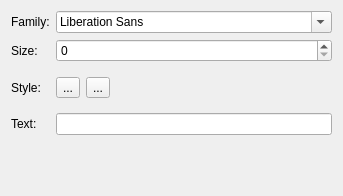
Before: the Qt Designer form karbon/plugins/simpletextshape/SimpleTextShapeConfigWidget.ui in KDE/calligra, drawn with Qt 5.
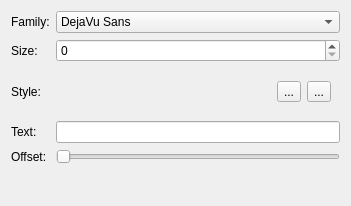
After: the same form once the commit is applied. Custom widgets are drawn as their Qt base class.

Commit message: implemeted start offset as defined in svg

Patch:
```diff
--- a/karbon/plugins/simpletextshape/SimpleTextShapeConfigWidget.ui
+++ b/karbon/plugins/simpletextshape/SimpleTextShapeConfigWidget.ui
@@ -5,8 +5,8 @@
    <rect>
     <x>0</x>
     <y>0</y>
-    <width>343</width>
-    <height>196</height>
+    <width>351</width>
+    <height>206</height>
    </rect>
   </property>
   <layout class="QGridLayout" >
@@ -18,7 +18,19 @@
     </widget>
    </item>
    <item row="0" column="1" >
-    <widget class="QFontComboBox" name="fontFamily" />
+    <widget class="QFontComboBox" name="fontFamily" >
+     <property name="editable" >
+      <bool>false</bool>
+     </property>
+     <property name="sizeAdjustPolicy" >
+      <enum>QComboBox::AdjustToContentsOnFirstShow</enum>
+     </property>
+     <property name="currentFont" >
+      <font>
+       <family>DejaVu Sans</family>
+      </font>
+     </property>
+    </widget>
    </item>
    <item row="1" column="0" >
     <widget class="QLabel" name="label_2" >
@@ -40,26 +52,6 @@
    <item row="2" column="1" >
     <widget class="QWidget" native="1" name="widget" >
      <layout class="QHBoxLayout" >
-      <property name="leftMargin" >
-       <number>0</number>
-      </property>
-      <property name="rightMargin" >
-       <number>0</number>
-      </property>
-      <item>
-       <widget class="QToolButton" name="bold" >
-        <property name="text" >
-         <string>...</string>
-        </property>
-       </widget>
-      </item>
-      <item>
-       <widget class="QToolButton" name="italic" >
-        <property name="text" >
-         <string>...</string>
-        </property>
-       </widget>
-      </item>
       <item>
        <spacer>
         <property name="orientation" >
@@ -67,12 +59,26 @@
         </property>
         <property name="sizeHint" >
          <size>
-          <width>21</width>
-          <height>20</height>
+          <width>61</width>
+          <height>29</height>
          </size>
         </property>
        </spacer>
       </item>
+      <item>
+       <widget class="QToolButton" name="bold" >
+        <property name="text" >
+         <string>...</string>
+        </property>
+       </widget>
+      </item>
+      <item>
+       <widget class="QToolButton" name="italic" >
+        <property name="text" >
+         <string>...</string>
+        </property>
+       </widget>
+      </item>
      </layout>
     </widget>
    </item>
@@ -86,7 +92,24 @@
    <item row="3" column="1" >
     <widget class="QLineEdit" name="text" />
    </item>
+   <item row="4" column="0" >
+    <widget class="QLabel" name="labelStartOffset" >
+     <property name="text" >
+      <string>Offset:</string>
+     </property>
+    </widget>
+   </item>
    <item row="4" column="1" >
+    <widget class="QSlider" name="startOffset" >
+     <property name="maximum" >
+      <number>100</number>
+     </property>
+     <property name="orientation" >
+      <enum>Qt::Horizontal</enum>
+     </property>
+    </widget>
+   </item>
+   <item row="5" column="1" >
     <spacer>
      <property name="orientation" >
       <enum>Qt::Vertical</enum>
```
The commit also changes 4 other files.
